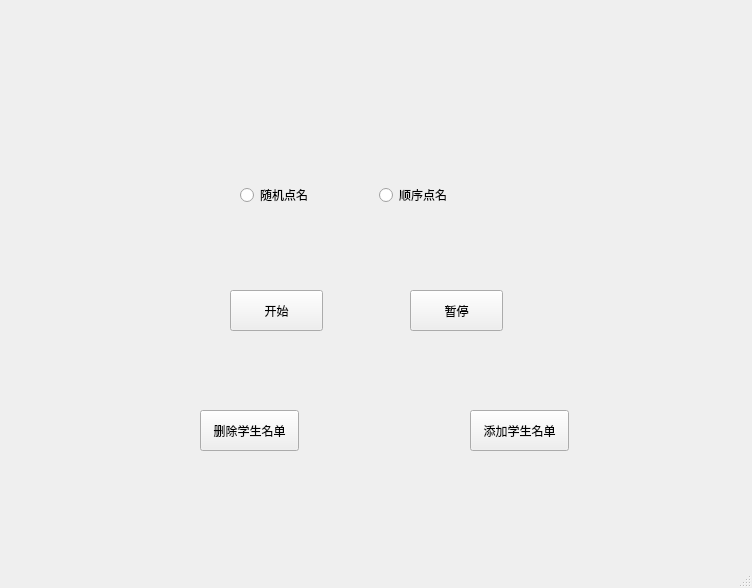
The window that Random.ui (Rt29333/Python_project3) describes before a commit, drawn with Qt 5.
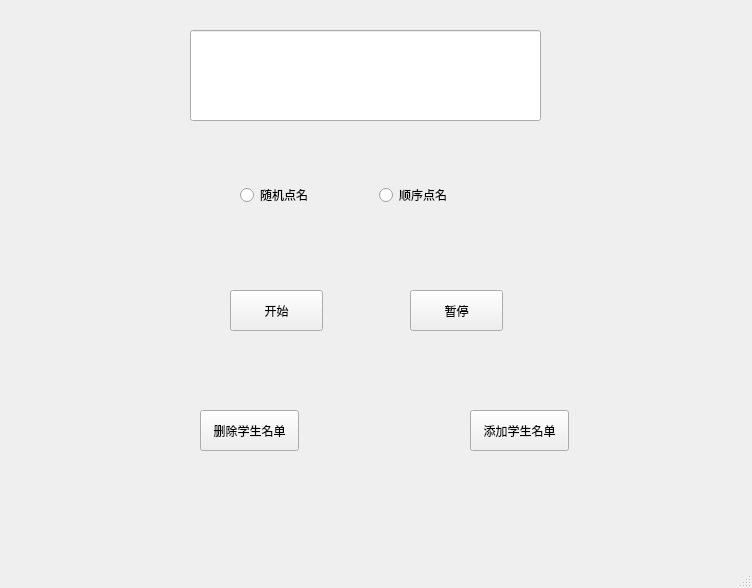
The same window after the commit.

Commit message: 第三次更改

```diff
--- a/Random.ui
+++ b/Random.ui
@@ -92,33 +92,24 @@
      <string>暂停</string>
     </property>
    </widget>
-   <widget class="QWidget" name="verticalLayoutWidget">
+   <widget class="QLineEdit" name="lineEdit">
     <property name="geometry">
      <rect>
-      <x>230</x>
-      <y>50</y>
-      <width>291</width>
-      <height>81</height>
+      <x>190</x>
+      <y>30</y>
+      <width>351</width>
+      <height>91</height>
      </rect>
     </property>
-    <layout class="QVBoxLayout" name="verticalLayout">
-     <item>
-      <widget class="QLabel" name="label">
        <property name="font">
         <font>
          <family>方正舒体</family>
          <pointsize>30</pointsize>
         </font>
        </property>
-       <property name="text">
-        <string/>
-       </property>
        <property name="alignment">
         <set>Qt::AlignCenter</set>
        </property>
-      </widget>
-     </item>
-    </layout>
    </widget>
   </widget>
   <widget class="QMenuBar" name="menubar">
```
Lines whose indentation alone changed are shown as unchanged. The commit also changes 2 other files.
